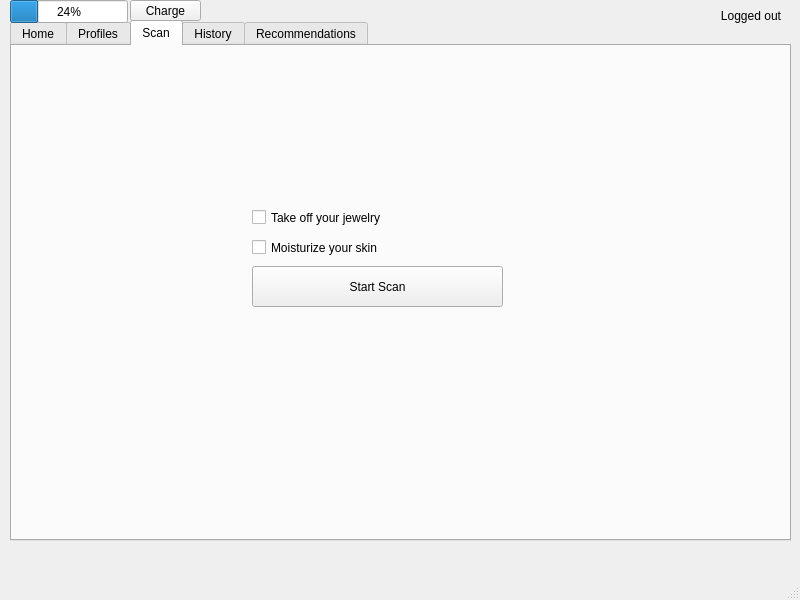
Old version of the form RaDoTech/mainwindow.ui in the repository saugatttt/COMP3004-Final-Project.
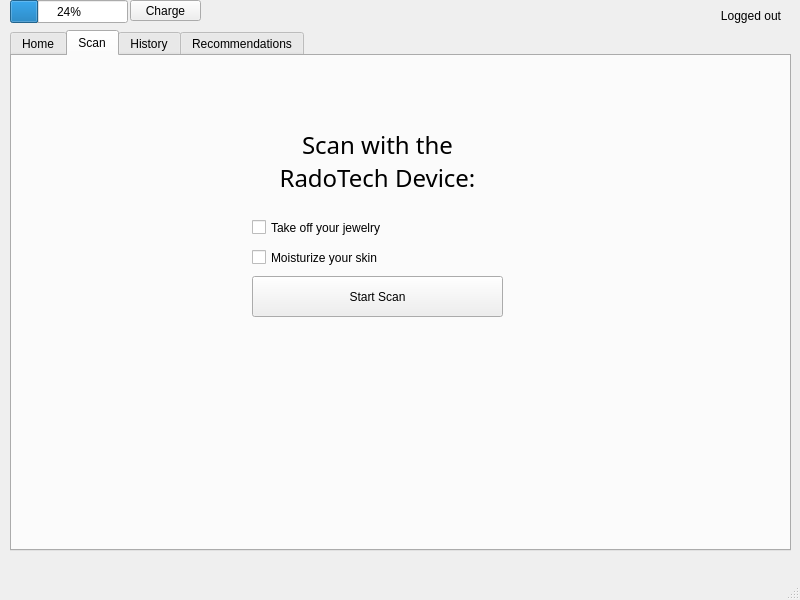
New version of the form. The open tabs and pages were chosen to show the change.

Commit message: Connected current user's data to chart, limited max number of profiles to 5

```diff
--- a/RaDoTech/mainwindow.ui
+++ b/RaDoTech/mainwindow.ui
@@ -21,7 +21,7 @@
     <property name="geometry">
      <rect>
       <x>10</x>
-      <y>20</y>
+      <y>30</y>
       <width>781</width>
       <height>521</height>
      </rect>
@@ -112,11 +112,6 @@
       </property>
      </widget>
     </widget>
-    <widget class="QWidget" name="tab_2">
-     <attribute name="title">
-      <string>Profiles</string>
-     </attribute>
-    </widget>
     <widget class="QWidget" name="scanTab">
      <attribute name="title">
       <string>Scan</string>
@@ -160,6 +155,32 @@
        <string>Moisturize your skin</string>
       </property>
      </widget>
+     <widget class="QLabel" name="label_2">
+      <property name="geometry">
+       <rect>
+        <x>220</x>
+        <y>60</y>
+        <width>291</width>
+        <height>91</height>
+       </rect>
+      </property>
+      <property name="font">
+       <font>
+        <family>Sans</family>
+        <pointsize>18</pointsize>
+        <weight>50</weight>
+        <italic>false</italic>
+        <bold>false</bold>
+       </font>
+      </property>
+      <property name="text">
+       <string>Scan with the
+RadoTech Device:</string>
+      </property>
+      <property name="alignment">
+       <set>Qt::AlignCenter</set>
+      </property>
+     </widget>
     </widget>
     <widget class="QWidget" name="tab_3">
      <attribute name="title">
@@ -175,17 +196,17 @@
        </rect>
       </property>
      </widget>
-     <widget class="QLabel" name="label_2">
+     <widget class="QLabel" name="label_21">
       <property name="geometry">
        <rect>
-        <x>40</x>
-        <y>30</y>
-        <width>221</width>
+        <x>30</x>
+        <y>20</y>
+        <width>371</width>
         <height>17</height>
        </rect>
       </property>
       <property name="text">
-       <string>Select the scan you wish to view</string>
+       <string>Select the scan you wish to view:</string>
       </property>
      </widget>
      <widget class="QPushButton" name="confirmViewScanButton">
```
Left out of the diff: 17 changed lines with no effect on the pictures. The commit also changes 9 other files.
